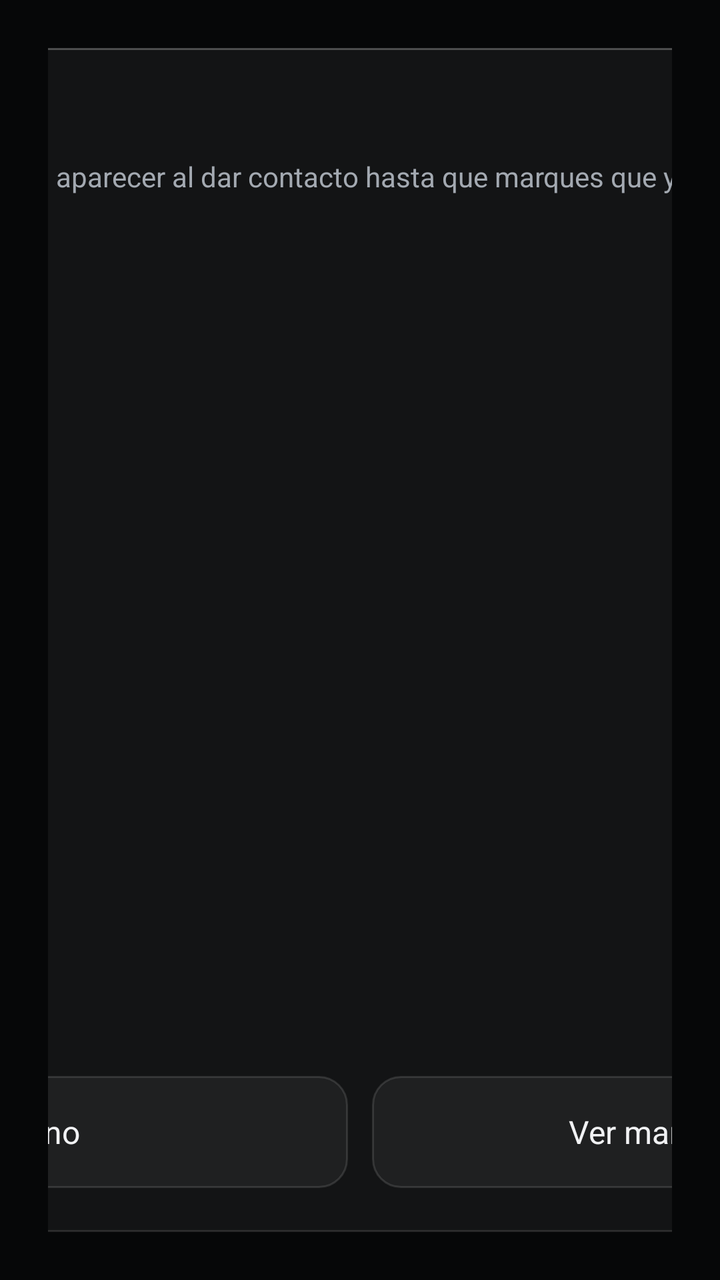
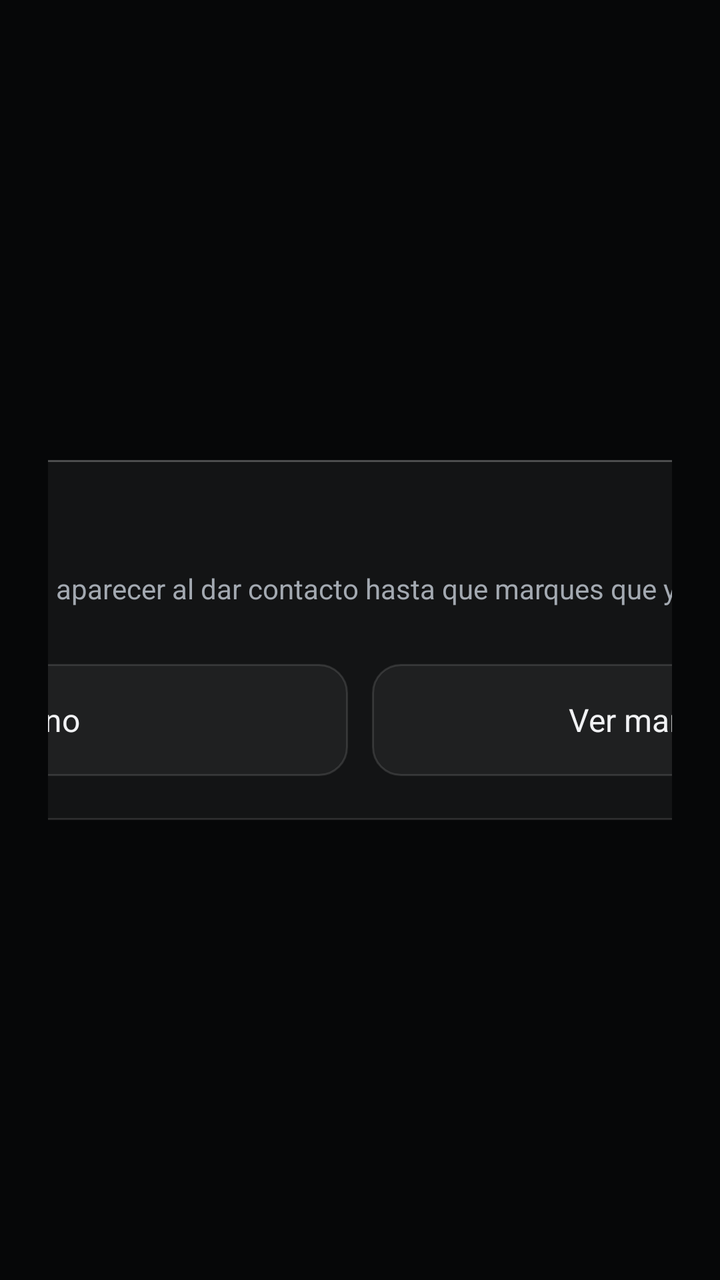

An Android layout rendered at two revisions. The XML below is the earlier revision; the diff shows what the commit changed to produce the second picture.
<!-- AndroidManifest.xml: application theme Theme.Launcher -->
<!-- res/layout/activity_maintenance_alert.xml -->
<?xml version="1.0" encoding="utf-8"?>
<FrameLayout xmlns:android="http://schemas.android.com/apk/res/android"
    android:layout_width="match_parent"
    android:layout_height="match_parent"
    android:padding="24dp">

    <LinearLayout
        android:layout_width="720dp"
        android:layout_height="match_parent"
        android:layout_gravity="center"
        android:background="@drawable/glass_panel"
        android:orientation="vertical"
        android:padding="22dp">

        <LinearLayout
            android:layout_width="match_parent"
            android:layout_height="wrap_content"
            android:gravity="center_vertical"
            android:orientation="horizontal">

            <ImageView
                android:layout_width="52dp"
                android:layout_height="52dp"
                android:background="@drawable/glass_circle"
                android:importantForAccessibility="no"
                android:scaleType="center"
                android:src="@drawable/ic_wrench" />

            <LinearLayout
                android:layout_width="0dp"
                android:layout_height="wrap_content"
                android:layout_marginLeft="14dp"
                android:layout_weight="1"
                android:orientation="vertical">

                <TextView
                    android:id="@+id/alertTitle"
                    android:layout_width="match_parent"
                    android:layout_height="wrap_content"
                    android:fontFamily="sans-serif-medium"
                    android:textColor="?attr/uiText"
                    android:textSize="24sp" />

                <TextView
                    android:layout_width="match_parent"
                    android:layout_height="wrap_content"
                    android:text="@string/alert_sub"
                    android:textColor="?attr/uiText2"
                    android:textSize="14sp" />
            </LinearLayout>
        </LinearLayout>

        <ScrollView
            android:layout_width="match_parent"
            android:layout_height="0dp"
            android:layout_marginTop="12dp"
            android:layout_weight="1"
            android:fadingEdgeLength="16dp"
            android:requiresFadingEdge="vertical"
            android:scrollbars="none">

            <LinearLayout
                android:id="@+id/rows"
                android:layout_width="match_parent"
                android:layout_height="wrap_content"
                android:orientation="vertical" />
        </ScrollView>

        <LinearLayout
            android:layout_width="match_parent"
            android:layout_height="56dp"
            android:layout_marginTop="16dp"
            android:orientation="horizontal">

            <TextView
                android:id="@+id/btnLater"
                android:layout_width="0dp"
                android:layout_height="match_parent"
                android:layout_weight="1"
                android:background="@drawable/glass_button"
                android:gravity="center"
                android:text="@string/alert_later"
                android:textColor="?attr/uiText"
                android:textSize="16sp" />

            <TextView
                android:id="@+id/btnOpen"
                android:layout_width="0dp"
                android:layout_height="match_parent"
                android:layout_marginLeft="12dp"
                android:layout_weight="1"
                android:background="@drawable/glass_button"
                android:gravity="center"
                android:text="@string/alert_open"
                android:textColor="?attr/uiText"
                android:textSize="16sp" />
        </LinearLayout>
    </LinearLayout>
</FrameLayout>
<!-- resources referenced by this layout -->
<resources>
  <!-- drawable glass_button (drawable) -->
  <?xml version="1.0" encoding="utf-8"?>
  <ripple xmlns:android="http://schemas.android.com/apk/res/android" android:color="#33FFFFFF">
      <item>
          <shape android:shape="rectangle">
              <solid android:color="?attr/uiGlassFill" />
              <stroke android:width="1dp" android:color="?attr/uiGlassStroke" />
              <corners android:radius="14dp" />
          </shape>
      </item>
  </ripple>
  <!-- drawable glass_circle (drawable) -->
  <?xml version="1.0" encoding="utf-8"?>
  <ripple xmlns:android="http://schemas.android.com/apk/res/android" android:color="#33FFFFFF">
      <item>
          <shape android:shape="oval">
              <solid android:color="?attr/uiGlassFill" />
              <stroke android:width="1dp" android:color="?attr/uiGlassStroke" />
          </shape>
      </item>
  </ripple>
  <string name="alert_later">Ahora no</string>
  <string name="alert_open">Ver mantenimiento</string>
  <string name="alert_sub">Este aviso vuelve a aparecer al dar contacto hasta que marques que ya lo hiciste.</string>
  <style name="Theme.Launcher" parent="@android:style/Theme.Material.NoActionBar.Fullscreen">
          <item name="uiBg">@color/bg</item>
          <item name="uiAccent">@color/accent</item>
          <item name="uiText">@color/text</item>
          <item name="uiText2">@color/text2</item>
          <item name="uiGlassFill">@color/glass_fill</item>
          <item name="uiGlassStroke">@color/glass_stroke</item>
          <item name="uiGlassHi">@color/glass_hi</item>
          <item name="uiTrack">@color/track</item>
          <item name="uiFloor">@color/floor</item>
          <item name="uiOnAccent">#FFFFFFFF</item>
          <item name="uiDialogBg">#FF1A1C20</item>
          <item name="android:windowBackground">@color/bg</item>
          <item name="android:colorAccent">?attr/uiAccent</item>
          <item name="android:textColor">?attr/uiText</item>
          <item name="android:statusBarColor">@android:color/transparent</item>
          <item name="android:navigationBarColor">@android:color/black</item>
          <item name="android:windowDisablePreview">false</item>
      </style>
  <color name="bg">#FF060708</color>
  <color name="accent">#FFE3263A</color>
  <color name="text">#FFF1F2F4</color>
  <color name="text2">#FFA3A9B1</color>
  <color name="glass_fill">#0DFFFFFF</color>
  <color name="glass_stroke">#1FFFFFFF</color>
  <color name="glass_hi">#29FFFFFF</color>
  <color name="track">#1AFFFFFF</color>
  <color name="floor">#2EFFFFFF</color>
  <!-- unchanged entries left out for length: 2 -->
</resources>

<!-- the commit's change to res/layout/activity_maintenance_alert.xml (unified diff, before → after) -->
@@ -6,7 +6,7 @@
 
     <LinearLayout
         android:layout_width="720dp"
-        android:layout_height="match_parent"
+        android:layout_height="wrap_content"
         android:layout_gravity="center"
         android:background="@drawable/glass_panel"
         android:orientation="vertical"
@@ -51,10 +51,10 @@
         </LinearLayout>
 
         <ScrollView
+            android:id="@+id/rowsScroll"
             android:layout_width="match_parent"
-            android:layout_height="0dp"
+            android:layout_height="wrap_content"
             android:layout_marginTop="12dp"
-            android:layout_weight="1"
             android:fadingEdgeLength="16dp"
             android:requiresFadingEdge="vertical"
             android:scrollbars="none">
<!-- resource entries referenced after the edit -->
@@ -42,6 +42,8 @@
           <item name="android:statusBarColor">@android:color/transparent</item>
           <item name="android:navigationBarColor">@android:color/black</item>
           <item name="android:windowDisablePreview">false</item>
+          <item name="android:alertDialogTheme">@style/Dialog.Launcher</item>
+          <item name="android:datePickerDialogTheme">@style/Dialog.Launcher</item>
       </style>
   <color name="bg">#FF060708</color>
   <color name="accent">#FFE3263A</color>
@@ -52,6 +54,19 @@
   <color name="glass_hi">#29FFFFFF</color>
   <color name="track">#1AFFFFFF</color>
   <color name="floor">#2EFFFFFF</color>
+  <style name="Dialog.Launcher" parent="@android:style/Theme.Material.Dialog.Alert">
+          <item name="android:colorAccent">?attr/uiAccent</item>
+          <item name="android:colorBackgroundFloating">?attr/uiDialogBg</item>
+          <item name="android:textColorPrimary">?attr/uiText</item>
+          <item name="android:textColorSecondary">?attr/uiText2</item>
+          <item name="android:textColor">?attr/uiText</item>
+          <item name="android:datePickerStyle">@style/DatePicker.Launcher</item>
+      </style>
+  <style name="DatePicker.Launcher" parent="@android:style/Widget.Material.DatePicker">
+          <item name="android:datePickerMode">spinner</item>
+          <item name="android:calendarViewShown">false</item>
+          <item name="android:spinnersShown">true</item>
+      </style>
   <!-- unchanged entries left out for length: 2 -->
 </resources>
 
